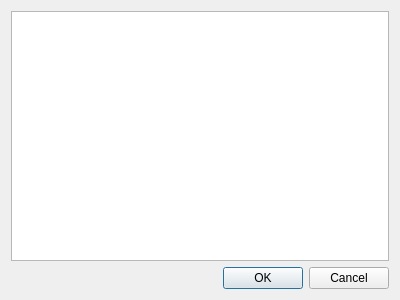
The window that historydialog.ui (NazakatUmrani/Number-System-Converter-with-Big-Numbers-Handling-GUI-Qt) describes before a commit, drawn with Qt 5.
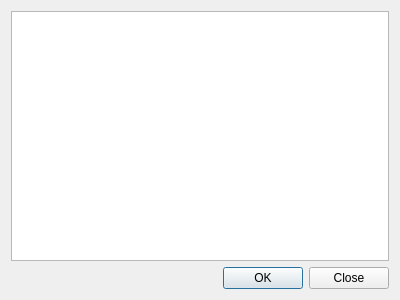
The same window after the commit.

```diff
--- a/historydialog.ui
+++ b/historydialog.ui
@@ -10,6 +10,15 @@
     <height>300</height>
    </rect>
   </property>
+  <property name="sizePolicy">
+   <sizepolicy hsizetype="Preferred" vsizetype="Preferred">
+    <horstretch>0</horstretch>
+    <verstretch>0</verstretch>
+   </sizepolicy>
+  </property>
+  <property name="cursor">
+   <cursorShape>ArrowCursor</cursorShape>
+  </property>
   <property name="windowTitle">
    <string>Dialog</string>
   </property>
@@ -23,7 +32,7 @@
       <enum>Qt::Horizontal</enum>
      </property>
      <property name="standardButtons">
-      <set>QDialogButtonBox::Cancel|QDialogButtonBox::Ok</set>
+      <set>QDialogButtonBox::Close|QDialogButtonBox::Ok</set>
      </property>
     </widget>
    </item>
```
Left out of the diff: 9 changed lines with no effect on the pictures.
